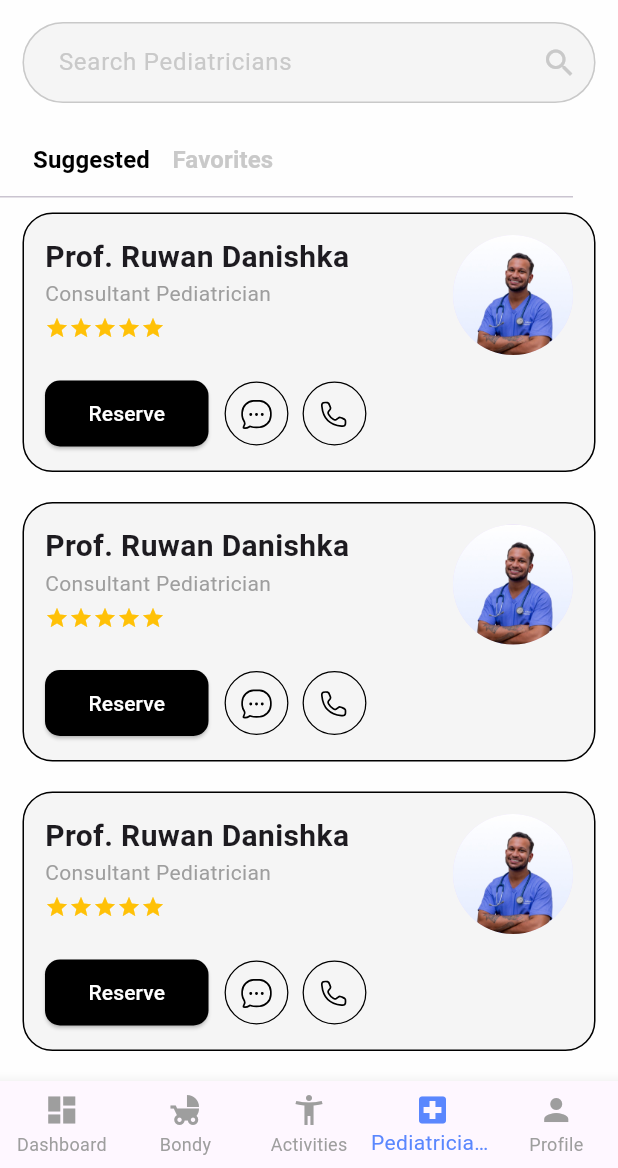
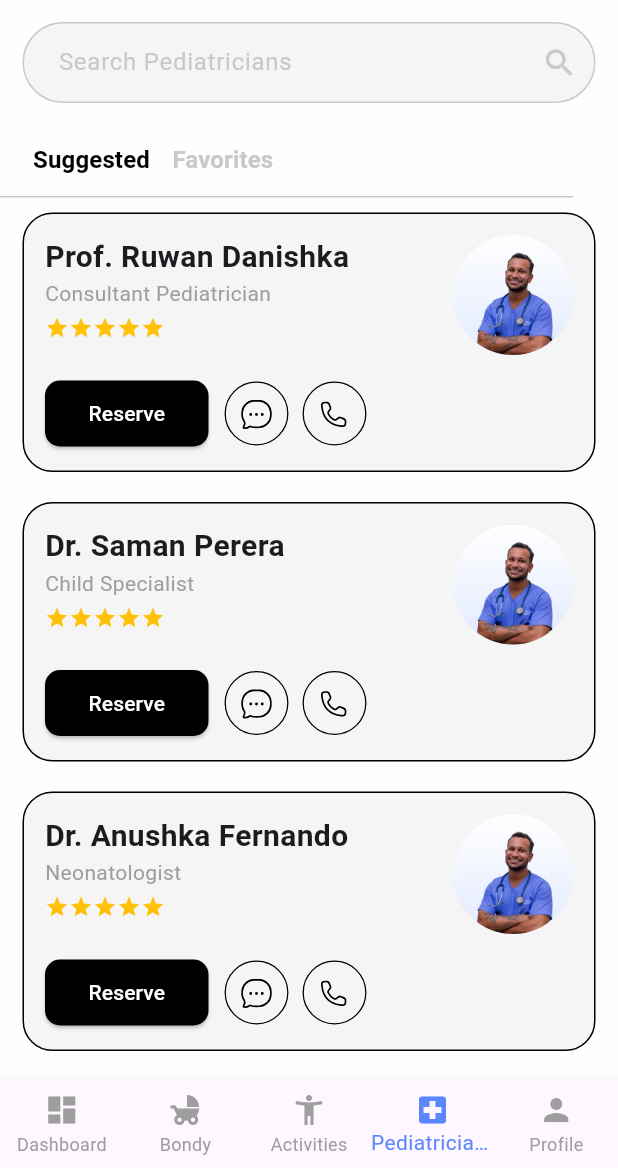
Before and after one commit to BondTime-New/Bondtime-App, a Flutter app: the screen it shows after launch, on a phone screen of 412 x 824 dp, the part 68-1236 px from its top. Run offline on Flutter 3.47's test engine with Material 3 defaults, Android fonts, the phone set to English and light mode, and no system bars; our stand-ins replace flutter_svg, logger; Roboto replaces fonts that are missing (InterTight).

Commit message:
Move pediatricians data to separate file for better organization

```diff
--- /dev/null
+++ b/lib/data/pediatricians.dart
@@ -0,0 +1,28 @@
+// 🔥 Pediatricians Data List
+final List<Map<String, String>> pediatricians = [
+  {
+    'name': 'Prof. Ruwan Danishka',
+    'title': 'Consultant Pediatrician',
+    'image': 'assets/images/doctor.jpg',
+  },
+  {
+    'name': 'Dr. Saman Perera',
+    'title': 'Child Specialist',
+    'image': 'assets/images/doctor.jpg',
+  },
+  {
+    'name': 'Dr. Anushka Fernando',
+    'title': 'Neonatologist',
+    'image': 'assets/images/doctor.jpg',
+  },
+  {
+    'name': 'Dr. Thilini Wijesinghe',
+    'title': 'Pediatric Surgeon',
+    'image': 'assets/images/doctor.jpg',
+  },
+  {
+    'name': 'Dr. Nuwan Jayasuriya',
+    'title': 'Child Psychologist',
+    'image': 'assets/images/doctor.jpg',
+  },
+];
--- a/lib/screens/pediatrician_list_screen.dart
+++ b/lib/screens/pediatrician_list_screen.dart
@@ -5,6 +5,7 @@ import 'package:url_launcher/url_launcher.dart';
 import 'package:logger/logger.dart';
 import 'package:provider/provider.dart';
 import '../providers/favorites_provider.dart';
+import '../data/pediatricians.dart';
 
 var logger = Logger();
 
@@ -193,13 +194,14 @@ class PediatricianListScreenState extends State<PediatricianListScreen>
                 children: [
                   // Suggested Tab
                   ListView.builder(
-                    itemCount: 5,
+                    itemCount: pediatricians.length, // 🔥 Dynamic Count
                     itemBuilder: (context, index) {
+                      final pediatrician = pediatricians[index];
                       return _buildPediatricianCard(
                         context,
-                        'Prof. Ruwan Danishka',
-                        'Consultant Pediatrician',
-                        'assets/images/doctor.jpg',
+                        pediatrician['name']!,
+                        pediatrician['title']!,
+                        pediatrician['image']!,
                       );
                     },
                   ),
```
